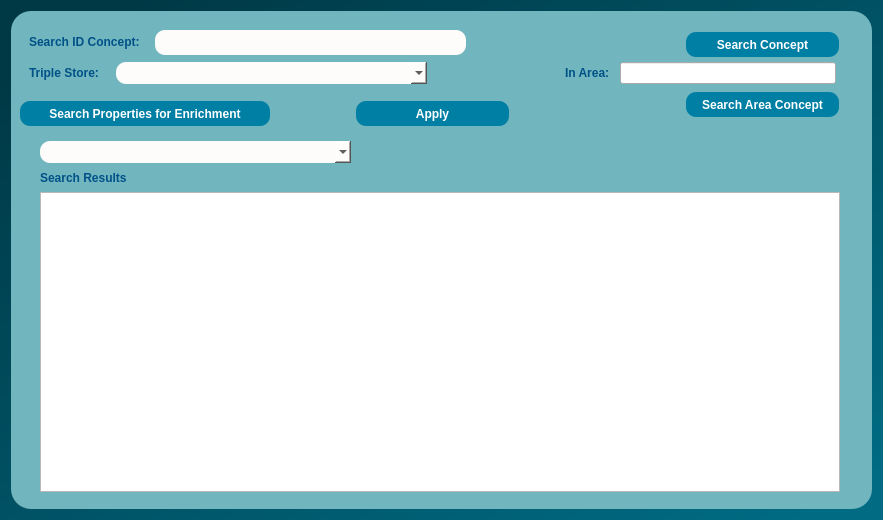
This is dialogs/ui/whattoenrichdialog.ui in sparqlunicorn/sparqlunicornGoesGIS as Qt 5 draws it before an edit. The edited form follows.
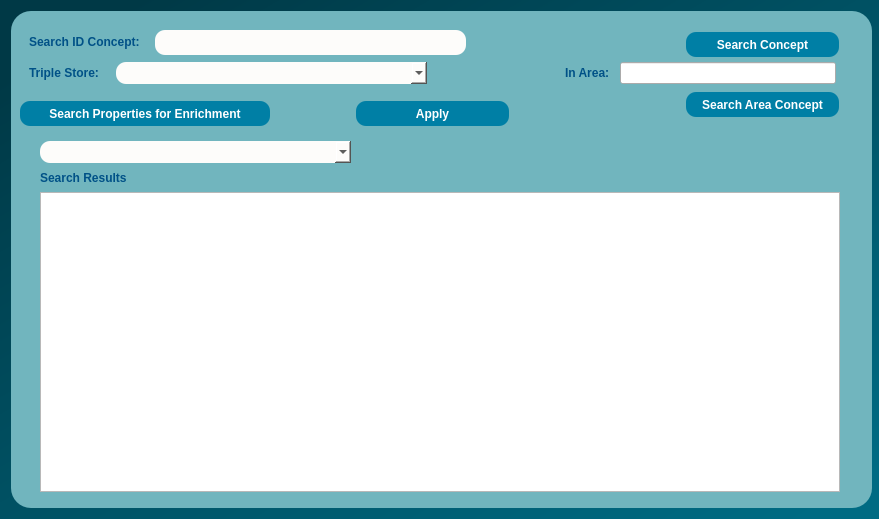
This is the edited form.

What changed in the file:
```diff
--- a/dialogs/ui/whattoenrichdialog.ui
+++ b/dialogs/ui/whattoenrichdialog.ui
@@ -7,9 +7,15 @@
     <x>0</x>
     <y>0</y>
     <width>879</width>
-    <height>520</height>
+    <height>519</height>
    </rect>
   </property>
+  <property name="minimumSize">
+   <size>
+    <width>879</width>
+    <height>519</height>
+   </size>
+  </property>
   <property name="windowTitle">
    <string>Dialog</string>
   </property>
```
